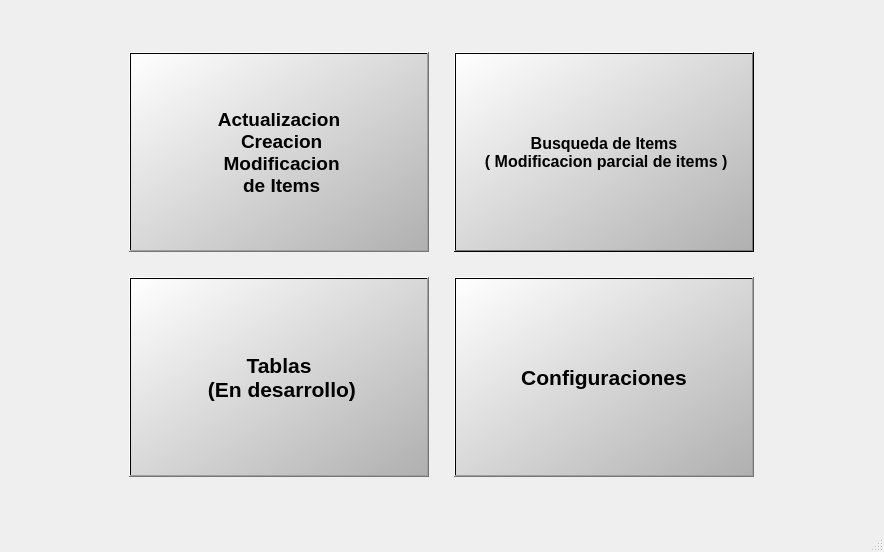
LucasQuinteros/Base, file qts/Menu_principal.ui: the form before one commit.
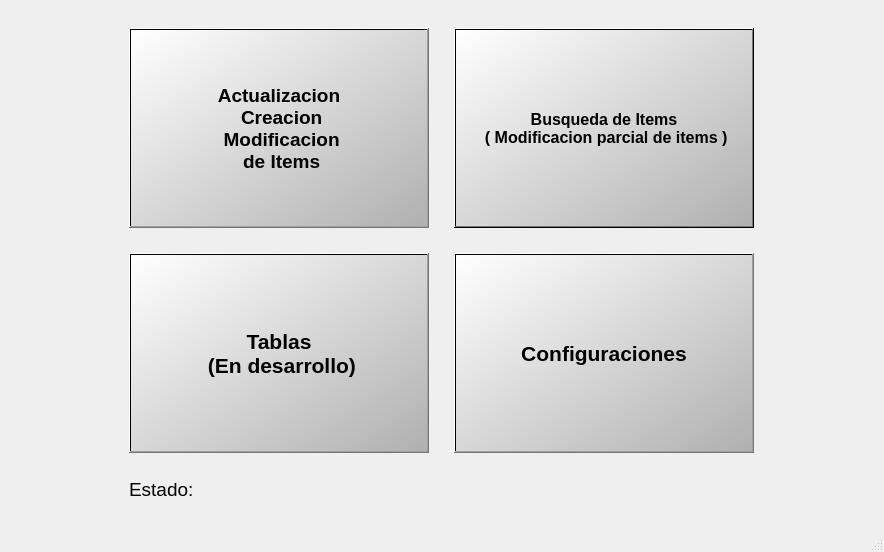
The form after the commit.

Commit message: Agregado configuraciones de conexion y estado

Patch:
```diff
--- a/qts/Menu_principal.ui
+++ b/qts/Menu_principal.ui
@@ -18,7 +18,7 @@
   </property>
   <widget class="QWidget" name="centralwidget">
    <layout class="QGridLayout" name="gridLayout">
-    <item row="0" column="0">
+    <item row="1" column="0">
      <layout class="QGridLayout" name="gridLayout_MenuPrincipa">
       <property name="sizeConstraint">
        <enum>QLayout::SetDefaultConstraint</enum>
@@ -1299,6 +1299,27 @@
         </property>
        </widget>
       </item>
+      <item row="2" column="0">
+       <widget class="QLabel" name="label">
+        <property name="sizePolicy">
+         <sizepolicy hsizetype="Preferred" vsizetype="Fixed">
+          <horstretch>0</horstretch>
+          <verstretch>0</verstretch>
+         </sizepolicy>
+        </property>
+        <property name="font">
+         <font>
+          <pointsize>14</pointsize>
+         </font>
+        </property>
+        <property name="text">
+         <string>Estado: </string>
+        </property>
+        <property name="alignment">
+         <set>Qt::AlignLeading|Qt::AlignLeft|Qt::AlignTop</set>
+        </property>
+       </widget>
+      </item>
      </layout>
     </item>
    </layout>
```
Left out of the diff: 2 changed lines with no effect on the pictures. The commit also changes 15 other files.
